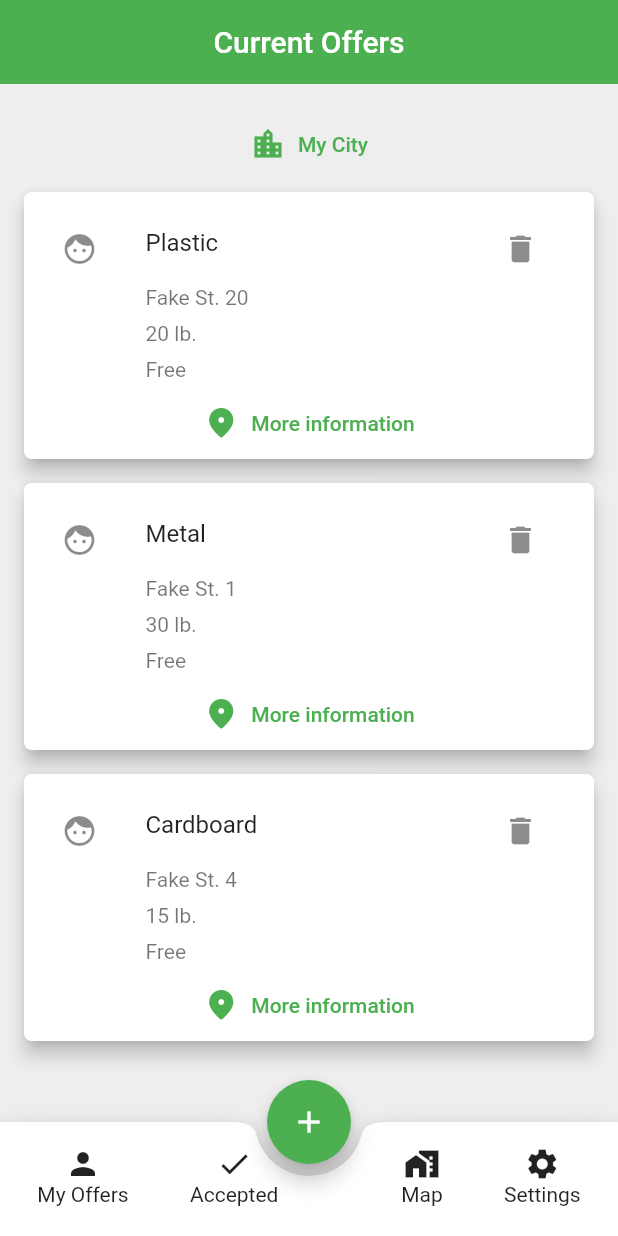
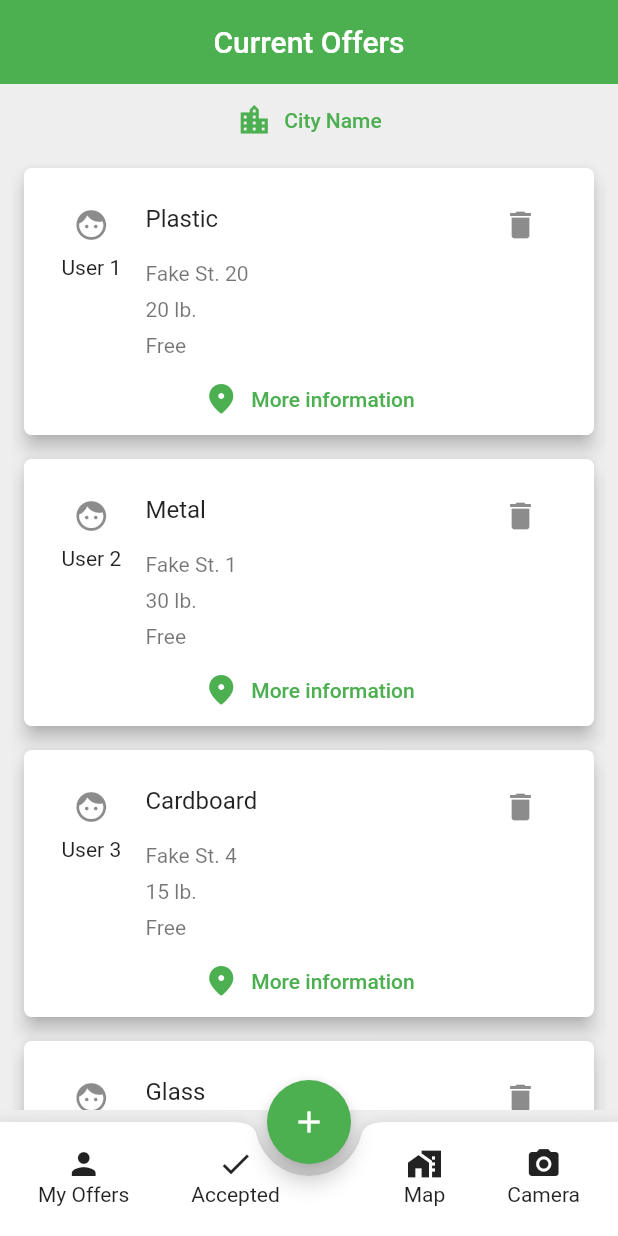
Before and after one commit to MJVNOR/R3CO, a Flutter app: the Home screen opened directly, on a phone screen of 412 x 824 dp. Run offline on Flutter 3.47's test engine with Material 2 defaults, Android fonts, the phone set to English and light mode, and no system bars; our stand-ins replace image_picker; missing offline and left inert: tflite.

Commit message:
aplication update

```diff
--- /dev/null
+++ b/hackaton/assets/labels.txt
@@ -0,0 +1,3 @@
+0 Plastic
+1 Cardboard
+2 Aluminium
--- a/hackaton/lib/main.dart
+++ b/hackaton/lib/main.dart
@@ -8,6 +8,7 @@ import 'package:hackaton/pages/map.dart';
 import 'package:hackaton/pages/my_offers.dart';
 import 'package:hackaton/pages/select_location.dart';
 import 'package:hackaton/pages/settings.dart';
+import 'package:hackaton/pages/camera.dart';
 
 void main() => runApp(MyApp());
 
@@ -25,13 +26,14 @@ class MyApp extends StatelessWidget {
       ),
 
       routes: {
-        '/': (context) => Login(),
-        '/home': (context) => Home(),
+        // '/': (context) => Login(),
+        '/': (context) => Home(),
         '/add': (context) => AddOfferPage(),
         '/my_offers': (context) => MyOffers(),
         '/accepted': (context) => Accepted(),
         '/map': (context) => MapScreen(),
         '/settings': (context) => Settings(),
+        '/camera': (context) => CameraPage(),
         '/select_location': (context) => SelectLocation(),
       },
 
--- /dev/null
+++ b/hackaton/lib/offer.dart
@@ -0,0 +1,23 @@
+import 'package:flutter/material.dart';
+
+class Offer{
+
+  final String material;
+  final String location;
+  final String amount;
+  final String description;
+  final String price;
+  final String user;
+
+  const Offer({ Key? key,
+    required this.material,
+    required this.location,
+    required this.amount,
+    required this.user,
+    this.description = 'No description',
+    this.price = 'Free',
+  });
+
+
+
+}
--- a/hackaton/lib/pages/home.dart
+++ b/hackaton/lib/pages/home.dart
@@ -1,7 +1,7 @@
 import 'package:flutter/material.dart';
 
 
-import 'package:hackaton/pages/offer.dart';
+import 'package:hackaton/offer.dart';
 
 
 class Home extends StatefulWidget {
@@ -22,27 +22,32 @@ class _HomeState extends State<Home> {
       location: 'Fake St. 20',
       amount: '20 lb.',
       description: 'Description 1',
+      user: 'User 1',
     ),
     Offer(
       material: 'Metal',
       location: 'Fake St. 1',
       amount: '30 lb.',
+      user: 'User 2',
     ),
     Offer(
       material: 'Cardboard',
       location: 'Fake St. 4',
       amount: '15 lb.',
+      user: 'User 3',
     ),
-    // Offer(
-    //   material: 'Glass',
-    //   location: 'Fake St. 5',
-    //   amount: '22 lb.',
-    // ),
-    // Offer(
-    //   material: 'Cardboard',
-    //   location: 'Fake St. 4',
-    //   amount: '15 lb.',
-    // ),
+    Offer(
+      material: 'Glass',
+      location: 'Fake St. 5',
+      amount: '22 lb.',
+      user: 'User 4',
+    ),
+    Offer(
+      material: 'Cardboard',
+      location: 'Fake St. 4',
+      amount: '15 lb.',
+      user: 'User 5',
+    ),
     // Offer(
     //   material: 'Cardboard',
     //   location: 'Fake St. 4',
@@ -90,7 +95,6 @@ class _HomeState extends State<Home> {
       child: Column(
 
         children: [
-          SizedBox(height: 16.0),
           _city(),
           _offers(),
         ],
@@ -104,7 +108,7 @@ class _HomeState extends State<Home> {
       child: TextButton.icon(
         onPressed: () {},
         icon: Icon(Icons.location_city),
-        label: Text('My City'),
+        label: Text('City Name'),
       ),
     );
   }
@@ -121,7 +125,7 @@ class _HomeState extends State<Home> {
           _bottomAction(Icons.check, 'Accepted', '/accepted'),
           SizedBox(width: 32.0),
           _bottomAction(Icons.maps_home_work, 'Map', '/map'),
-          _bottomAction(Icons.settings, 'Settings', '/settings'),
+          _bottomAction(Icons.camera_alt, 'Camera', '/camera'),
         ],
       ),
     );
@@ -160,11 +164,8 @@ class _HomeState extends State<Home> {
 
   Widget _offerCard(Offer offer) {
     return Card(
-
       shape: RoundedRectangleBorder(borderRadius: BorderRadius.circular(5)),
-
       margin: EdgeInsets.all(8.0),
-
       elevation: 5,
 
       child: Column(
@@ -198,7 +199,13 @@ class _HomeState extends State<Home> {
                 Text('${offer.price}'),
               ],
             ),
-            leading: Icon(Icons.face),
+            leading: Column(
+              children: [
+                Icon(Icons.face),
+                SizedBox(height: 8.0),
+                Text('${offer.user}'),
+              ],
+            ),
         ),
 
           TextButton.icon(
@@ -326,7 +333,7 @@ class _HomeState extends State<Home> {
                   setState(() {
                     offers.insert(0, Offer(material: material, location: 'Location',
                                         amount: amount, description: description,
-                                        price: price));
+                                        price: price, user: 'Me'));
                   });
                   Navigator.of(context).pop();
                 }
--- a/hackaton/lib/pages/login.dart
+++ b/hackaton/lib/pages/login.dart
@@ -8,6 +8,7 @@ class Login extends StatefulWidget {
 }
 
 class _LoginState extends State<Login> {
+
   @override
   Widget build(BuildContext context) {
     return Container(
--- a/hackaton/pubspec.yaml
+++ b/hackaton/pubspec.yaml
@@ -23,7 +23,9 @@ environment:
 dependencies:
   flutter:
     sdk: flutter
-  # google_maps_flutter: ^2.0.6
+  image_picker: ^0.8.2
+  tflite: ^1.1.1
+  meta: ^1.1.1
 
 
   # The following adds the Cupertino Icons font to your application.
@@ -48,6 +50,8 @@ flutter:
   # To add assets to your application, add an assets section, like this:
   assets:
     - assets/map.jpg
+    - assets/labels.txt
+    - assets/model_unquant.tflite
 
   # An image asset can refer to one or more resolution-specific "variants", see
   # https://flutter.dev/assets-and-images/#resolution-aware.
```
Also changed, not shown: hackaton/lib/pages/camera.dart (added, +187 -0 lines), hackaton/lib/pages/offer.dart (deleted, +0 -68 lines), hackaton/pubspec.lock, 2 other files.
